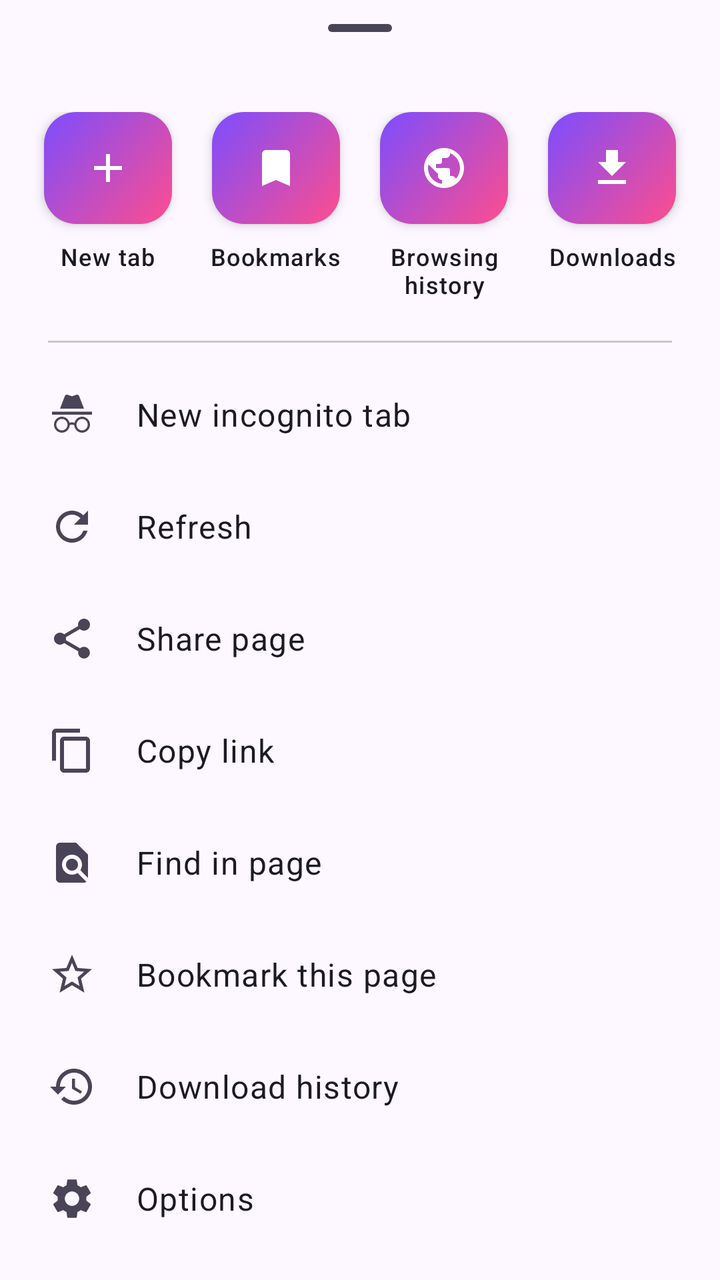
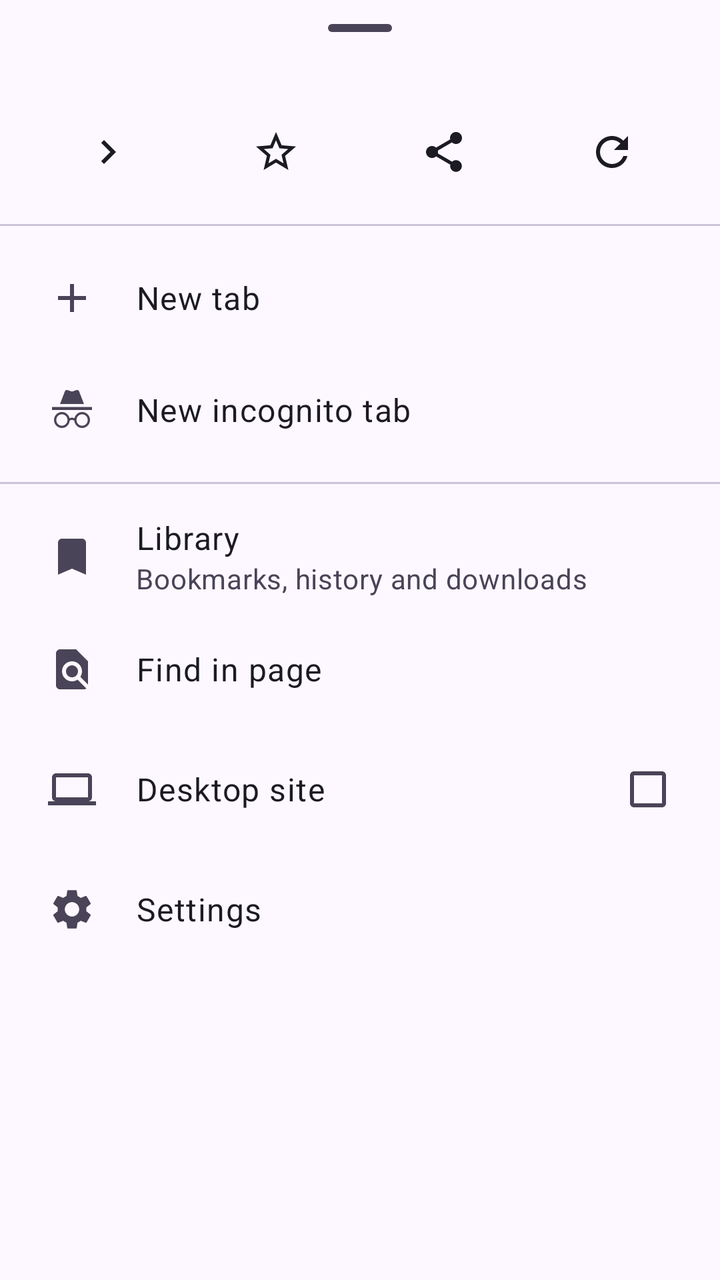

Screens rendered from an Android XML layout before and after an edit, with the pre-edit source and the edit as a unified diff.
<!-- AndroidManifest.xml: application theme Theme.VideoDownloader -->
<!-- res/layout/sheet_menu.xml -->
<?xml version="1.0" encoding="utf-8"?>
<androidx.core.widget.NestedScrollView xmlns:android="http://schemas.android.com/apk/res/android"
    xmlns:app="http://schemas.android.com/apk/res-auto"
    android:layout_width="match_parent"
    android:layout_height="wrap_content"
    android:overScrollMode="never">

    <LinearLayout
        android:layout_width="match_parent"
        android:layout_height="wrap_content"
        android:orientation="vertical"
        android:paddingBottom="12dp">

        <com.google.android.material.bottomsheet.BottomSheetDragHandleView
            android:layout_width="match_parent"
            android:layout_height="wrap_content" />

        
        <LinearLayout
            android:layout_width="match_parent"
            android:layout_height="wrap_content"
            android:orientation="horizontal"
            android:paddingHorizontal="12dp"
            android:paddingBottom="12dp">

            <LinearLayout
                android:id="@+id/menuNewTab"
                style="@style/MenuTile">

                <ImageView
                    style="@style/MenuTileIcon"
                    android:src="@drawable/ic_add" />

                <TextView
                    style="@style/MenuTileLabel"
                    android:text="@string/menu_new_tab" />
            </LinearLayout>

            <LinearLayout
                android:id="@+id/menuBookmarks"
                style="@style/MenuTile">

                <ImageView
                    style="@style/MenuTileIcon"
                    android:src="@drawable/ic_bookmarks" />

                <TextView
                    style="@style/MenuTileLabel"
                    android:text="@string/bookmarks" />
            </LinearLayout>

            <LinearLayout
                android:id="@+id/menuHistoryPages"
                style="@style/MenuTile">

                <ImageView
                    style="@style/MenuTileIcon"
                    android:src="@drawable/ic_public" />

                <TextView
                    style="@style/MenuTileLabel"
                    android:text="@string/menu_history_pages" />
            </LinearLayout>

            <LinearLayout
                android:id="@+id/menuDownloads"
                style="@style/MenuTile">

                <ImageView
                    style="@style/MenuTileIcon"
                    android:src="@drawable/ic_download" />

                <TextView
                    style="@style/MenuTileLabel"
                    android:text="@string/downloads" />
            </LinearLayout>
        </LinearLayout>

        <com.google.android.material.divider.MaterialDivider
            android:layout_width="match_parent"
            android:layout_height="wrap_content"
            android:layout_marginHorizontal="24dp"
            android:layout_marginBottom="8dp" />

        <LinearLayout
            android:id="@+id/menuNewIncognito"
            style="@style/ListRow.Compact"
            android:paddingStart="24dp">

            <ImageView
                style="@style/MenuRowIcon"
                android:src="@drawable/ic_incognito" />

            <TextView
                style="@style/ListTitle"
                android:text="@string/new_incognito_tab" />
        </LinearLayout>

        <LinearLayout
            android:id="@+id/menuRefresh"
            style="@style/ListRow.Compact"
            android:paddingStart="24dp">

            <ImageView
                style="@style/MenuRowIcon"
                android:src="@drawable/ic_refresh" />

            <TextView
                style="@style/ListTitle"
                android:text="@string/menu_refresh" />
        </LinearLayout>

        <LinearLayout
            android:id="@+id/menuShare"
            style="@style/ListRow.Compact"
            android:paddingStart="24dp">

            <ImageView
                style="@style/MenuRowIcon"
                android:src="@drawable/ic_share" />

            <TextView
                style="@style/ListTitle"
                android:text="@string/share_page" />
        </LinearLayout>

        <LinearLayout
            android:id="@+id/menuCopyLink"
            style="@style/ListRow.Compact"
            android:paddingStart="24dp">

            <ImageView
                style="@style/MenuRowIcon"
                android:src="@drawable/ic_content_copy" />

            <TextView
                style="@style/ListTitle"
                android:text="@string/copy_link" />
        </LinearLayout>

        <LinearLayout
            android:id="@+id/menuFind"
            style="@style/ListRow.Compact"
            android:paddingStart="24dp">

            <ImageView
                style="@style/MenuRowIcon"
                android:src="@drawable/ic_find_in_page" />

            <TextView
                style="@style/ListTitle"
                android:text="@string/find_in_page" />
        </LinearLayout>

        <LinearLayout
            android:id="@+id/menuBookmarkAdd"
            style="@style/ListRow.Compact"
            android:paddingStart="24dp">

            <ImageView
                android:id="@+id/menuBookmarkAddIcon"
                style="@style/MenuRowIcon"
                android:src="@drawable/ic_star_border" />

            <TextView
                style="@style/ListTitle"
                android:text="@string/menu_bookmark_add" />
        </LinearLayout>

        <LinearLayout
            android:id="@+id/menuHistory"
            style="@style/ListRow.Compact"
            android:paddingStart="24dp">

            <ImageView
                style="@style/MenuRowIcon"
                android:src="@drawable/ic_history" />

            <TextView
                style="@style/ListTitle"
                android:text="@string/menu_history" />
        </LinearLayout>

        <LinearLayout
            android:id="@+id/menuOptions"
            style="@style/ListRow.Compact"
            android:paddingStart="24dp">

            <ImageView
                style="@style/MenuRowIcon"
                android:src="@drawable/ic_settings" />

            <TextView
                style="@style/ListTitle"
                android:text="@string/menu_options" />
        </LinearLayout>
    </LinearLayout>
</androidx.core.widget.NestedScrollView>
<!-- resources referenced by this layout -->
<resources>
  <!-- drawable ic_content_copy (drawable) -->
  <vector xmlns:android="http://schemas.android.com/apk/res/android"
      android:width="24dp" android:height="24dp" android:viewportWidth="24" android:viewportHeight="24"
      android:tint="?attr/colorControlNormal">
      <path android:fillColor="@android:color/white"
          android:pathData="M16,1L4,1c-1.1,0 -2,0.9 -2,2v14h2L4,3h12L16,1zM19,5L8,5c-1.1,0 -2,0.9 -2,2v14c0,1.1 0.9,2 2,2h11c1.1,0 2,-0.9 2,-2L21,7c0,-1.1 -0.9,-2 -2,-2zM19,21L8,21L8,7h11v14z" />
  </vector>
  <!-- drawable ic_download (drawable) -->
  <vector xmlns:android="http://schemas.android.com/apk/res/android"
      android:width="24dp" android:height="24dp"
      android:viewportWidth="24" android:viewportHeight="24"
      android:tint="?attr/colorControlNormal">
      <path android:fillColor="@android:color/white"
          android:pathData="M19,9h-4L15,3L9,3v6L5,9l7,7 7,-7zM5,18v2h14v-2L5,18z" />
  </vector>
  <!-- drawable ic_history (drawable) -->
  <vector xmlns:android="http://schemas.android.com/apk/res/android"
      android:width="24dp" android:height="24dp" android:viewportWidth="24" android:viewportHeight="24"
      android:tint="?attr/colorControlNormal">
      <path android:fillColor="@android:color/white"
          android:pathData="M13,3c-4.97,0 -9,4.03 -9,9L1,12l3.89,3.89 0.07,0.14L9,12L6,12c0,-3.87 3.13,-7 7,-7s7,3.13 7,7 -3.13,7 -7,7c-1.93,0 -3.68,-0.79 -4.94,-2.06l-1.42,1.42C8.27,19.99 10.51,21 13,21c4.97,0 9,-4.03 9,-9s-4.03,-9 -9,-9zM12,8v5l4.28,2.54 0.72,-1.21 -3.5,-2.08L13.5,8z" />
  </vector>
  <!-- drawable ic_public (drawable) -->
  <vector xmlns:android="http://schemas.android.com/apk/res/android"
      android:width="24dp" android:height="24dp"
      android:viewportWidth="24" android:viewportHeight="24"
      android:tint="?attr/colorControlNormal">
      <path android:fillColor="@android:color/white"
          android:pathData="M12,2C6.48,2 2,6.48 2,12s4.48,10 10,10 10,-4.48 10,-10S17.52,2 12,2zM11,19.93c-3.95,-0.49 -7,-3.85 -7,-7.93 0,-0.62 0.08,-1.21 0.21,-1.79L9,15v1c0,1.1 0.9,2 2,2v1.93zM17.9,17.39c-0.26,-0.81 -1,-1.39 -1.9,-1.39h-1v-3c0,-0.55 -0.45,-1 -1,-1L8,12v-2h2c0.55,0 1,-0.45 1,-1L11,7h2c1.1,0 2,-0.9 2,-2v-0.41c2.93,1.19 5,4.06 5,7.41 0,2.08 -0.8,3.97 -2.1,5.39z" />
  </vector>
  <string name="bookmarks">Bookmarks</string>
  <string name="copy_link">Copy link</string>
  <string name="downloads">Downloads</string>
  <string name="menu_history">Download history</string>
  <string name="menu_history_pages">Browsing history</string>
  <string name="menu_options">Options</string>
  <style name="MenuTile">
          <item name="android:layout_width">0dp</item>
          <item name="android:layout_height">wrap_content</item>
          <item name="android:layout_weight">1</item>
          <item name="android:orientation">vertical</item>
          <item name="android:gravity">center_horizontal</item>
          <item name="android:paddingVertical">8dp</item>
          <item name="android:paddingHorizontal">4dp</item>
          <item name="android:background">?attr/selectableItemBackgroundBorderless</item>
          <item name="android:stateListAnimator">@animator/press_scale</item>
          <item name="android:clickable">true</item>
          <item name="android:focusable">true</item>
      </style>
  <style name="MenuTileIcon">
          <item name="android:layout_width">64dp</item>
          <item name="android:layout_height">56dp</item>
          <item name="android:background">@drawable/bg_brand_gradient_rounded</item>
          <item name="android:padding">16dp</item>
          <item name="android:elevation">3dp</item>
          <item name="android:contentDescription">@null</item>
          <item name="tint">@android:color/white</item>
      </style>
  <style name="MenuTileLabel">
          <item name="android:layout_width">wrap_content</item>
          <item name="android:layout_height">wrap_content</item>
          <item name="android:layout_marginTop">8dp</item>
          <item name="android:gravity">center</item>
          <item name="android:maxLines">2</item>
          <item name="android:ellipsize">end</item>
          <item name="android:textAppearance">?attr/textAppearanceLabelMedium</item>
          <item name="android:textColor">?attr/colorOnSurface</item>
      </style>
  <!-- drawable bg_brand_gradient_rounded (drawable) -->
  <?xml version="1.0" encoding="utf-8"?>
  <shape xmlns:android="http://schemas.android.com/apk/res/android"
      android:shape="rectangle">
      <gradient
          android:angle="315"
          android:startColor="@color/brand_gradient_start"
          android:endColor="@color/brand_gradient_end"
          android:type="linear" />
      <corners android:radius="16dp" />
  </shape>
  <color name="brand_gradient_start">#7C4DFF</color>
  <color name="brand_gradient_end">#FF4D8D</color>
  <!-- unchanged entries left out for length: 54 -->
</resources>

<!-- the commit's change to res/layout/sheet_menu.xml (unified diff, before → after) -->
@@ -21,178 +21,112 @@
             android:layout_height="wrap_content"
             android:orientation="horizontal"
             android:paddingHorizontal="12dp"
-            android:paddingBottom="12dp">
+            android:paddingBottom="8dp">
 
-            <LinearLayout
-                android:id="@+id/menuNewTab"
-                style="@style/MenuTile">
+            <ImageButton
+                android:id="@+id/menuForward"
+                style="@style/MenuIconButton"
+                android:contentDescription="@string/forward"
+                android:src="@drawable/ic_forward" />
 
-                <ImageView
-                    style="@style/MenuTileIcon"
-                    android:src="@drawable/ic_add" />
+            <ImageButton
+                android:id="@+id/menuBookmark"
+                style="@style/MenuIconButton"
+                android:contentDescription="@string/menu_bookmark_add"
+                android:src="@drawable/ic_star_border" />
 
-                <TextView
-                    style="@style/MenuTileLabel"
-                    android:text="@string/menu_new_tab" />
-            </LinearLayout>
+            <ImageButton
+                android:id="@+id/menuShare"
+                style="@style/MenuIconButton"
+                android:contentDescription="@string/share_page"
+                android:src="@drawable/ic_share" />
 
-            <LinearLayout
-                android:id="@+id/menuBookmarks"
-                style="@style/MenuTile">
-
-                <ImageView
-                    style="@style/MenuTileIcon"
-                    android:src="@drawable/ic_bookmarks" />
-
-                <TextView
-                    style="@style/MenuTileLabel"
-                    android:text="@string/bookmarks" />
-            </LinearLayout>
-
-            <LinearLayout
-                android:id="@+id/menuHistoryPages"
-                style="@style/MenuTile">
-
-                <ImageView
-                    style="@style/MenuTileIcon"
-                    android:src="@drawable/ic_public" />
-
-                <TextView
-                    style="@style/MenuTileLabel"
-                    android:text="@string/menu_history_pages" />
-            </LinearLayout>
-
-            <LinearLayout
-                android:id="@+id/menuDownloads"
-                style="@style/MenuTile">
-
-                <ImageView
-                    style="@style/MenuTileIcon"
-                    android:src="@drawable/ic_download" />
-
-                <TextView
-                    style="@style/MenuTileLabel"
-                    android:text="@string/downloads" />
-            </LinearLayout>
+            <ImageButton
+                android:id="@+id/menuRefresh"
+                style="@style/MenuIconButton"
+                android:contentDescription="@string/menu_refresh"
+                android:src="@drawable/ic_refresh" />
         </LinearLayout>
 
         <com.google.android.material.divider.MaterialDivider
             android:layout_width="match_parent"
             android:layout_height="wrap_content"
-            android:layout_marginHorizontal="24dp"
             android:layout_marginBottom="8dp" />
 
         <LinearLayout
-            android:id="@+id/menuNewIncognito"
-            style="@style/ListRow.Compact"
-            android:paddingStart="24dp">
+            android:id="@+id/menuNewTab"
+            style="@style/MenuRow">
 
-            <ImageView
-                style="@style/MenuRowIcon"
-                android:src="@drawable/ic_incognito" />
+            <ImageView style="@style/MenuRowIcon" android:src="@drawable/ic_add" />
 
-            <TextView
-                style="@style/ListTitle"
-                android:text="@string/new_incognito_tab" />
+            <TextView style="@style/ListTitle" android:text="@string/menu_new_tab" />
         </LinearLayout>
 
         <LinearLayout
-            android:id="@+id/menuRefresh"
-            style="@style/ListRow.Compact"
-            android:paddingStart="24dp">
+            android:id="@+id/menuNewIncognito"
+            style="@style/MenuRow">
 
-            <ImageView
-                style="@style/MenuRowIcon"
-                android:src="@drawable/ic_refresh" />
+            <ImageView style="@style/MenuRowIcon" android:src="@drawable/ic_incognito" />
 
-            <TextView
-                style="@style/ListTitle"
-                android:text="@string/menu_refresh" />
+            <TextView style="@style/ListTitle" android:text="@string/new_incognito_tab" />
         </LinearLayout>
 
-        <LinearLayout
-            android:id="@+id/menuShare"
-            style="@style/ListRow.Compact"
-            android:paddingStart="24dp">
-
-            <ImageView
-                style="@style/MenuRowIcon"
-                android:src="@drawable/ic_share" />
-
-            <TextView
-                style="@style/ListTitle"
-                android:text="@string/share_page" />
-        </LinearLayout>
+        <com.google.android.material.divider.MaterialDivider
+            android:layout_width="match_parent"
+            android:layout_height="wrap_content"
+            android:layout_marginVertical="8dp" />
 
         <LinearLayout
-            android:id="@+id/menuCopyLink"
-            style="@style/ListRow.Compact"
-            android:paddingStart="24dp">
+            android:id="@+id/menuLibrary"
+            style="@style/MenuRow">
 
-            <ImageView
-                style="@style/MenuRowIcon"
-                android:src="@drawable/ic_content_copy" />
+            <ImageView style="@style/MenuRowIcon" android:src="@drawable/ic_bookmarks" />
 
-            <TextView
-                style="@style/ListTitle"
-                android:text="@string/copy_link" />
+            <LinearLayout style="@style/ListText">
+
+                <TextView style="@style/ListTitle" android:text="@string/library" />
+
+                <TextView style="@style/ListSubtitle" android:text="@string/library_hint" />
+            </LinearLayout>
         </LinearLayout>
 
         <LinearLayout
             android:id="@+id/menuFind"
-            style="@style/ListRow.Compact"
-            android:paddingStart="24dp">
+            style="@style/MenuRow">
 
-            <ImageView
-                style="@style/MenuRowIcon"
-                android:src="@drawable/ic_find_in_page" />
+            <ImageView style="@style/MenuRowIcon" android:src="@drawable/ic_find_in_page" />
+
+            <TextView style="@style/ListTitle" android:text="@string/find_in_page" />
+        </LinearLayout>
+
+        <LinearLayout
+            android:id="@+id/menuDesktop"
+            style="@style/MenuRow"
+            android:paddingEnd="12dp">
+
+            <ImageView style="@style/MenuRowIcon" android:src="@drawable/ic_desktop" />
 
             <TextView
                 style="@style/ListTitle"
-                android:text="@string/find_in_page" />
+                android:layout_width="0dp"
+                android:layout_weight="1"
+                android:text="@string/opt_desktop" />
+
+            <com.google.android.material.checkbox.MaterialCheckBox
+                android:id="@+id/menuDesktopCheck"
+                android:layout_width="wrap_content"
+                android:layout_height="wrap_content"
+                android:clickable="false"
+                android:focusable="false" />
         </LinearLayout>
 
         <LinearLayout
-            android:id="@+id/menuBookmarkAdd"
-            style="@style/ListRow.Compact"
-            android:paddingStart="24dp">
+            android:id="@+id/menuSettings"
+            style="@style/MenuRow">
 
-            <ImageView
-                android:id="@+id/menuBookmarkAddIcon"
-                style="@style/MenuRowIcon"
-                android:src="@drawable/ic_star_border" />
+            <ImageView style="@style/MenuRowIcon" android:src="@drawable/ic_settings" />
 
-            <TextView
-                style="@style/ListTitle"
-                android:text="@string/menu_bookmark_add" />
-        </LinearLayout>
-
-        <LinearLayout
-            android:id="@+id/menuHistory"
-            style="@style/ListRow.Compact"
-            android:paddingStart="24dp">
-
-            <ImageView
-                style="@style/MenuRowIcon"
-                android:src="@drawable/ic_history" />
-
-            <TextView
-                style="@style/ListTitle"
-                android:text="@string/menu_history" />
-        </LinearLayout>
-
-        <LinearLayout
-            android:id="@+id/menuOptions"
-            style="@style/ListRow.Compact"
-            android:paddingStart="24dp">
-
-            <ImageView
-                style="@style/MenuRowIcon"
-                android:src="@drawable/ic_settings" />
-
-            <TextView
-                style="@style/ListTitle"
-                android:text="@string/menu_options" />
+            <TextView style="@style/ListTitle" android:text="@string/settings" />
         </LinearLayout>
     </LinearLayout>
 </androidx.core.widget.NestedScrollView>
<!-- resource entries referenced after the edit -->
@@ -1,86 +1,49 @@
 <!-- resources referenced by this layout -->
 <resources>
-  <!-- drawable ic_content_copy (drawable) -->
+  <!-- drawable ic_desktop (drawable) -->
   <vector xmlns:android="http://schemas.android.com/apk/res/android"
       android:width="24dp" android:height="24dp" android:viewportWidth="24" android:viewportHeight="24"
       android:tint="?attr/colorControlNormal">
       <path android:fillColor="@android:color/white"
-          android:pathData="M16,1L4,1c-1.1,0 -2,0.9 -2,2v14h2L4,3h12L16,1zM19,5L8,5c-1.1,0 -2,0.9 -2,2v14c0,1.1 0.9,2 2,2h11c1.1,0 2,-0.9 2,-2L21,7c0,-1.1 -0.9,-2 -2,-2zM19,21L8,21L8,7h11v14z" />
+          android:pathData="M20,18c1.1,0 1.99,-0.9 1.99,-2L22,6c0,-1.1 -0.9,-2 -2,-2L4,4c-1.1,0 -2,0.9 -2,2v10c0,1.1 0.9,2 2,2L0,18v2h24v-2h-4zM4,6h16v10L4,16L4,6z" />
   </vector>
-  <!-- drawable ic_download (drawable) -->
+  <!-- drawable ic_forward (drawable) -->
   <vector xmlns:android="http://schemas.android.com/apk/res/android"
       android:width="24dp" android:height="24dp"
       android:viewportWidth="24" android:viewportHeight="24"
       android:tint="?attr/colorControlNormal">
       <path android:fillColor="@android:color/white"
-          android:pathData="M19,9h-4L15,3L9,3v6L5,9l7,7 7,-7zM5,18v2h14v-2L5,18z" />
+          android:pathData="M10,6L8.59,7.41 13.17,12l-4.58,4.59L10,18l6,-6z" />
   </vector>
-  <!-- drawable ic_history (drawable) -->
-  <vector xmlns:android="http://schemas.android.com/apk/res/android"
-      android:width="24dp" android:height="24dp" android:viewportWidth="24" android:viewportHeight="24"
-      android:tint="?attr/colorControlNormal">
-      <path android:fillColor="@android:color/white"
-          android:pathData="M13,3c-4.97,0 -9,4.03 -9,9L1,12l3.89,3.89 0.07,0.14L9,12L6,12c0,-3.87 3.13,-7 7,-7s7,3.13 7,7 -3.13,7 -7,7c-1.93,0 -3.68,-0.79 -4.94,-2.06l-1.42,1.42C8.27,19.99 10.51,21 13,21c4.97,0 9,-4.03 9,-9s-4.03,-9 -9,-9zM12,8v5l4.28,2.54 0.72,-1.21 -3.5,-2.08L13.5,8z" />
-  </vector>
-  <!-- drawable ic_public (drawable) -->
-  <vector xmlns:android="http://schemas.android.com/apk/res/android"
-      android:width="24dp" android:height="24dp"
-      android:viewportWidth="24" android:viewportHeight="24"
-      android:tint="?attr/colorControlNormal">
-      <path android:fillColor="@android:color/white"
-          android:pathData="M12,2C6.48,2 2,6.48 2,12s4.48,10 10,10 10,-4.48 10,-10S17.52,2 12,2zM11,19.93c-3.95,-0.49 -7,-3.85 -7,-7.93 0,-0.62 0.08,-1.21 0.21,-1.79L9,15v1c0,1.1 0.9,2 2,2v1.93zM17.9,17.39c-0.26,-0.81 -1,-1.39 -1.9,-1.39h-1v-3c0,-0.55 -0.45,-1 -1,-1L8,12v-2h2c0.55,0 1,-0.45 1,-1L11,7h2c1.1,0 2,-0.9 2,-2v-0.41c2.93,1.19 5,4.06 5,7.41 0,2.08 -0.8,3.97 -2.1,5.39z" />
-  </vector>
-  <string name="bookmarks">Bookmarks</string>
-  <string name="copy_link">Copy link</string>
-  <string name="downloads">Downloads</string>
-  <string name="menu_history">Download history</string>
-  <string name="menu_history_pages">Browsing history</string>
-  <string name="menu_options">Options</string>
-  <style name="MenuTile">
+  <string name="forward">Forward</string>
+  <string name="library">Library</string>
+  <string name="library_hint">Bookmarks, history and downloads</string>
+  <string name="opt_desktop">Desktop site</string>
+  <string name="settings">Settings</string>
+  <style name="ListSubtitle">
+          <item name="android:layout_width">match_parent</item>
+          <item name="android:layout_height">wrap_content</item>
+          <item name="android:textAppearance">?attr/textAppearanceBodyMedium</item>
+          <item name="android:textColor">?attr/colorOnSurfaceVariant</item>
+          <item name="android:maxLines">1</item>
+          <item name="android:ellipsize">end</item>
+      </style>
+  <style name="ListText">
           <item name="android:layout_width">0dp</item>
           <item name="android:layout_height">wrap_content</item>
           <item name="android:layout_weight">1</item>
           <item name="android:orientation">vertical</item>
-          <item name="android:gravity">center_horizontal</item>
-          <item name="android:paddingVertical">8dp</item>
-          <item name="android:paddingHorizontal">4dp</item>
+      </style>
+  <style name="MenuIconButton">
+          <item name="android:layout_width">0dp</item>
+          <item name="android:layout_height">56dp</item>
+          <item name="android:layout_weight">1</item>
           <item name="android:background">?attr/selectableItemBackgroundBorderless</item>
-          <item name="android:stateListAnimator">@animator/press_scale</item>
-          <item name="android:clickable">true</item>
-          <item name="android:focusable">true</item>
+          <item name="tint">?attr/colorOnSurface</item>
       </style>
-  <style name="MenuTileIcon">
-          <item name="android:layout_width">64dp</item>
-          <item name="android:layout_height">56dp</item>
-          <item name="android:background">@drawable/bg_brand_gradient_rounded</item>
-          <item name="android:padding">16dp</item>
-          <item name="android:elevation">3dp</item>
-          <item name="android:contentDescription">@null</item>
-          <item name="tint">@android:color/white</item>
+  <style name="MenuRow" parent="ListRow.Compact">
+          <item name="android:paddingStart">24dp</item>
       </style>
-  <style name="MenuTileLabel">
-          <item name="android:layout_width">wrap_content</item>
-          <item name="android:layout_height">wrap_content</item>
-          <item name="android:layout_marginTop">8dp</item>
-          <item name="android:gravity">center</item>
-          <item name="android:maxLines">2</item>
-          <item name="android:ellipsize">end</item>
-          <item name="android:textAppearance">?attr/textAppearanceLabelMedium</item>
-          <item name="android:textColor">?attr/colorOnSurface</item>
-      </style>
-  <!-- drawable bg_brand_gradient_rounded (drawable) -->
-  <?xml version="1.0" encoding="utf-8"?>
-  <shape xmlns:android="http://schemas.android.com/apk/res/android"
-      android:shape="rectangle">
-      <gradient
-          android:angle="315"
-          android:startColor="@color/brand_gradient_start"
-          android:endColor="@color/brand_gradient_end"
-          android:type="linear" />
-      <corners android:radius="16dp" />
-  </shape>
-  <color name="brand_gradient_start">#7C4DFF</color>
-  <color name="brand_gradient_end">#FF4D8D</color>
   <!-- unchanged entries left out for length: 54 -->
 </resources>
 
